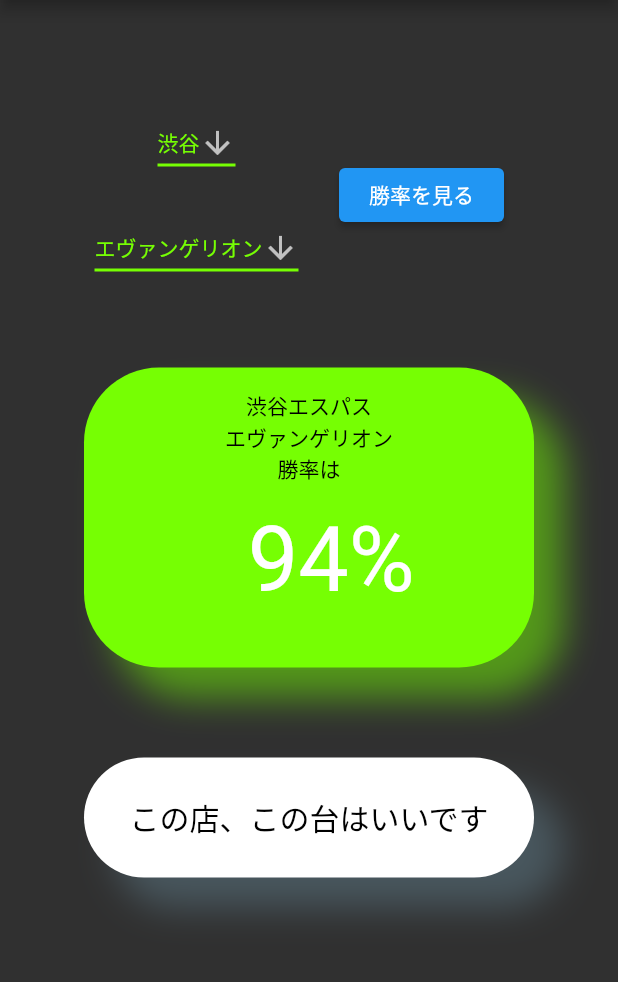
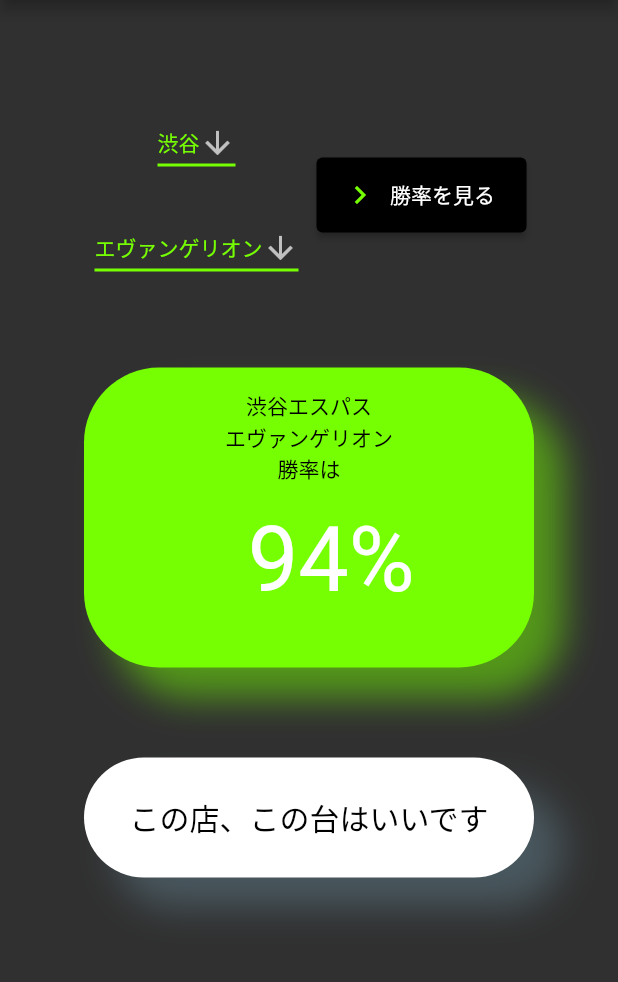
Before and after one commit to YudaiShimizu-hand/pachpach, a Flutter app: the screen it shows after launch, after a tap on "データ", on a phone screen of 412 x 824 dp, the part 84-1066 px from its top. Run offline on Flutter 3.47's test engine with Material 2 defaults, Android fonts, the phone set to English and light mode, and no system bars; our stand-ins replace syncfusion_flutter_calendar.

Commit message:
refactor button

```diff
--- a/lib/screens/data.dart
+++ b/lib/screens/data.dart
@@ -1,5 +1,6 @@
 import 'package:flutter/material.dart';
 import 'package:pachpach/components/appBar.dart';
+import 'package:pachpach/components/button.dart';
 import 'package:pachpach/constants.dart';
 
 class DataPage extends StatefulWidget {
@@ -84,10 +85,19 @@ class _DataPage extends State<DataPage> {
                   )),
                   Expanded(
                       child: Container(
-                        margin: EdgeInsets.all(20),
-                        child: ElevatedButton(
-                          onPressed: (){},
-                          child: Text('勝率を見る'),
+                        margin: EdgeInsets.all(5),
+                        child: ElevatedButton.icon(
+                          onPressed: (){
+                          },
+                          style: ElevatedButton.styleFrom(
+                            fixedSize: Size(50, 50),
+                            backgroundColor: Colors.black,
+                          ),
+                          label: Text("勝率を見る"),
+                          icon: const Icon(
+                            Icons.navigate_next,
+                            color: Color(KbaseColor),
+                          ),
                         ),
                   ))
                 ],
--- a/lib/screens/home.dart
+++ b/lib/screens/home.dart
@@ -91,9 +91,15 @@ class HomePage extends StatelessWidget {
                 ),
               ),
             ),
-            ButtonCmp(url: '/record', txt: '本日の記録', mt: 70),
-            ButtonCmp(url: '/calendar', txt: 'カレンダー', mt: 30),
-            ButtonCmp(url: '/data', txt: 'データ', mt: 30),
+            ButtonCmp(clickHand:  (){
+              Navigator.pushNamed(context, '/record');
+            },txt: '本日の記録', mt: 70),
+            ButtonCmp(clickHand: (){
+              Navigator.pushNamed(context, '/calendar');
+            }, txt: 'カレンダー', mt: 30),
+            ButtonCmp(clickHand: (){
+              Navigator.pushNamed(context, '/data');
+            }, txt: 'データ', mt: 30),
           ],
         ),
       ), // This trailing comma makes auto-formatting nicer for build methods.
--- a/lib/screens/record.dart
+++ b/lib/screens/record.dart
@@ -34,7 +34,7 @@ class RecordPage extends StatelessWidget {
             const Text(
               '本日の記録',
               style: TextStyle(
-                fontSize: 30,
+                fontSize: 20,
                 color: Colors.black,
               ),
             ),
@@ -77,7 +77,7 @@ class RecordPage extends StatelessWidget {
             const SizedBox(
               height: 30,
             ),
-            ElevatedButton(onPressed: (){}, child: Text('記録する')),
+            ButtonCmp(clickHand: (){}, txt: '記録する', mt: 5),
           ],
         ),
         ),
```
Also changed, not shown: lib/components/button.dart (+4 -5 lines).
